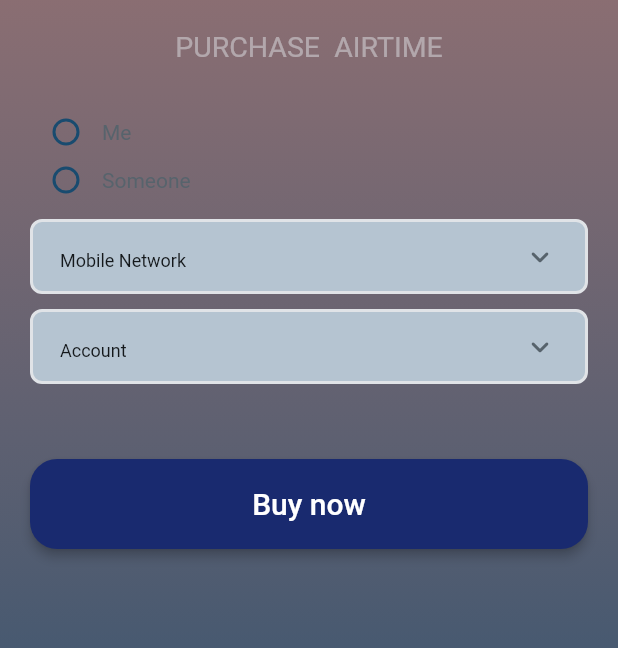
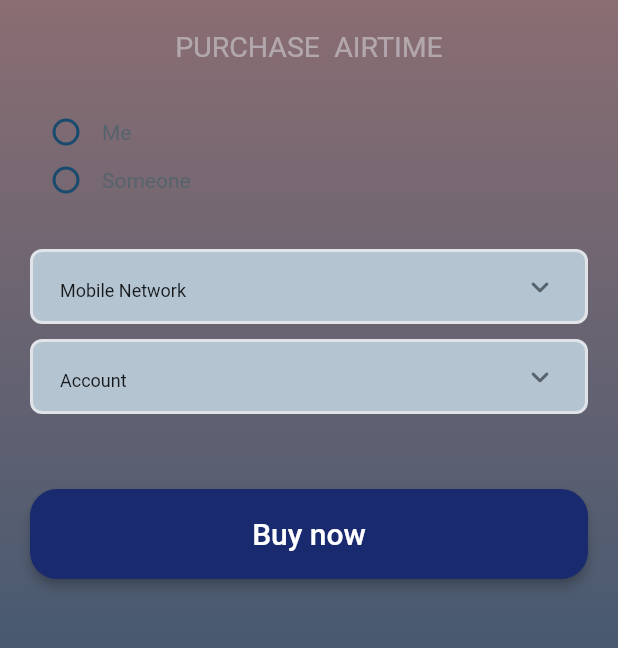
Before and after one commit to Sbongslany/rank, a Flutter app: the AirtimeWidget screen opened by its route, on a phone screen of 412 x 824 dp, the part 153-801 px from its top. Run offline on Flutter 3.47's test engine with Material 3 defaults, Android fonts, the phone set to English and light mode, and no system bars; drawn by our look-alikes of auto_size_text; our stand-ins replace badges, cached_network_image, carousel_slider, dropdown_button2, equatable, file_picker and 16 more; missing offline and left inert: json_path, mime_type, webview_flutter_android, webviewx_plus; accounts and stored records are empty; Roboto replaces fonts that are missing (Readex Pro).

Commit message:
Updating to latest FlutterFlow output.

```diff
--- a/lib/pages/pay_pouch/purchase/airtime/airtime_widget.dart
+++ b/lib/pages/pay_pouch/purchase/airtime/airtime_widget.dart
@@ -156,7 +156,8 @@ class _AirtimeWidgetState extends State<AirtimeWidget>
               Align(
                 alignment: const AlignmentDirectional(-1.0, 0.0),
                 child: Padding(
-                  padding: const EdgeInsetsDirectional.fromSTEB(20.0, 30.0, 0.0, 0.0),
+                  padding:
+                      const EdgeInsetsDirectional.fromSTEB(20.0, 30.0, 0.0, 20.0),
                   child: FlutterFlowRadioButton(
                     options: ['Me', 'Someone'].toList(),
                     onChanged: (val) => setState(() {}),
```
